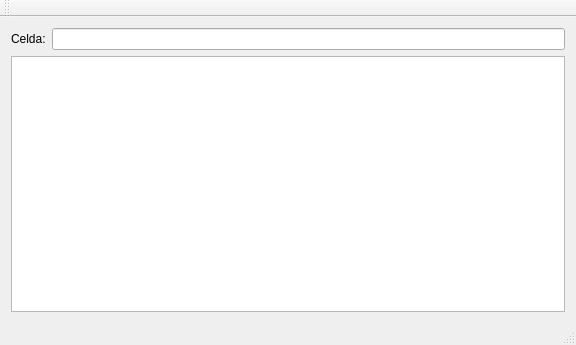
This is ExcelMini/appmainwindow.ui in ZeroBlazer/Excel_Mini as Qt 5 draws it before an edit. The edited form follows.
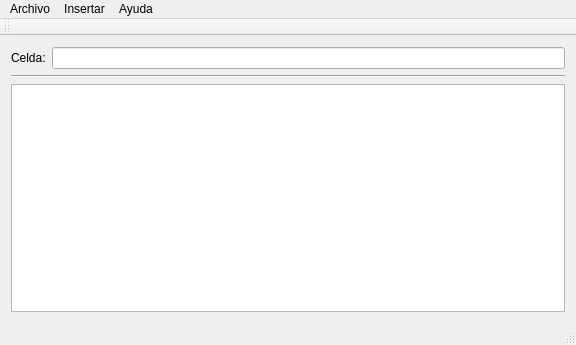
This is the edited form.

Diff of the .ui file:
```diff
--- a/ExcelMini/appmainwindow.ui
+++ b/ExcelMini/appmainwindow.ui
@@ -15,6 +15,9 @@
   </property>
   <widget class="QWidget" name="centralWidget">
    <layout class="QGridLayout" name="gridLayout">
+    <item row="2" column="0">
+     <widget class="QTableWidget" name="tableWidget"/>
+    </item>
     <item row="0" column="0">
      <layout class="QHBoxLayout" name="horizontalLayout">
       <item>
@@ -30,7 +33,11 @@
      </layout>
     </item>
     <item row="1" column="0">
-     <widget class="QTableWidget" name="tableWidget"/>
+     <widget class="Line" name="line">
+      <property name="orientation">
+       <enum>Qt::Horizontal</enum>
+      </property>
+     </widget>
     </item>
    </layout>
   </widget>
@@ -43,6 +50,33 @@
      <height>21</height>
     </rect>
    </property>
+   <widget class="QMenu" name="menuArchivo">
+    <property name="title">
+     <string>Archivo</string>
+    </property>
+    <addaction name="actionAbrir"/>
+    <addaction name="actionGuardar"/>
+    <addaction name="separator"/>
+    <addaction name="actionSalir"/>
+   </widget>
+   <widget class="QMenu" name="menuInsertar">
+    <property name="title">
+     <string>Insertar</string>
+    </property>
+    <addaction name="actionColumna"/>
+    <addaction name="actionFila"/>
+    <addaction name="separator"/>
+    <addaction name="actionP_gina"/>
+   </widget>
+   <widget class="QMenu" name="menuAyuda">
+    <property name="title">
+     <string>Ayuda</string>
+    </property>
+    <addaction name="actionAcerca_de"/>
+   </widget>
+   <addaction name="menuArchivo"/>
+   <addaction name="menuInsertar"/>
+   <addaction name="menuAyuda"/>
   </widget>
   <widget class="QToolBar" name="mainToolBar">
    <attribute name="toolBarArea">
```
Left out of the diff: 35 changed lines with no effect on the pictures.
